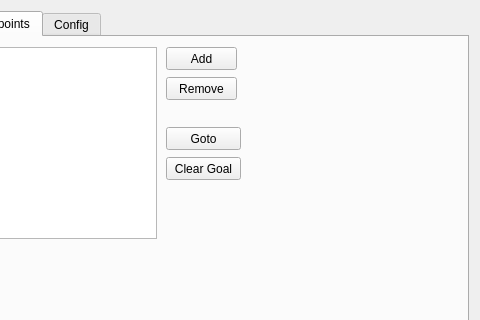
The window that Hanse/Module_Navigation/form_navigation.ui (iti-luebeck/HANSE2011) describes before a commit, drawn with Qt 5; both pictures show x 97 to 577 and y 0 to 320 of the 577 by 465 pixel window.
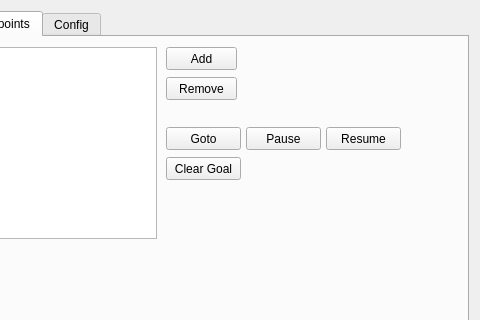
The same window after the commit. The open tabs and pages were chosen to show the change. Custom widgets are drawn as their Qt base class.

Commit message: kommentare navigation + kosmetik. Jan

Diff of the .ui file:
```diff
--- a/Hanse/Module_Navigation/form_navigation.ui
+++ b/Hanse/Module_Navigation/form_navigation.ui
@@ -98,6 +98,32 @@
         <string>Clear Goal</string>
        </property>
       </widget>
+      <widget class="QPushButton" name="pauseButton">
+       <property name="geometry">
+        <rect>
+         <x>330</x>
+         <y>90</y>
+         <width>75</width>
+         <height>23</height>
+        </rect>
+       </property>
+       <property name="text">
+        <string>Pause</string>
+       </property>
+      </widget>
+      <widget class="QPushButton" name="resumeButton">
+       <property name="geometry">
+        <rect>
+         <x>410</x>
+         <y>90</y>
+         <width>75</width>
+         <height>23</height>
+        </rect>
+       </property>
+       <property name="text">
+        <string>Resume</string>
+       </property>
+      </widget>
      </widget>
      <widget class="QWidget" name="configTab">
       <attribute name="title">
```
Left out of the diff: 2 changed lines with no effect on the pictures. The commit also changes 5 other files.
